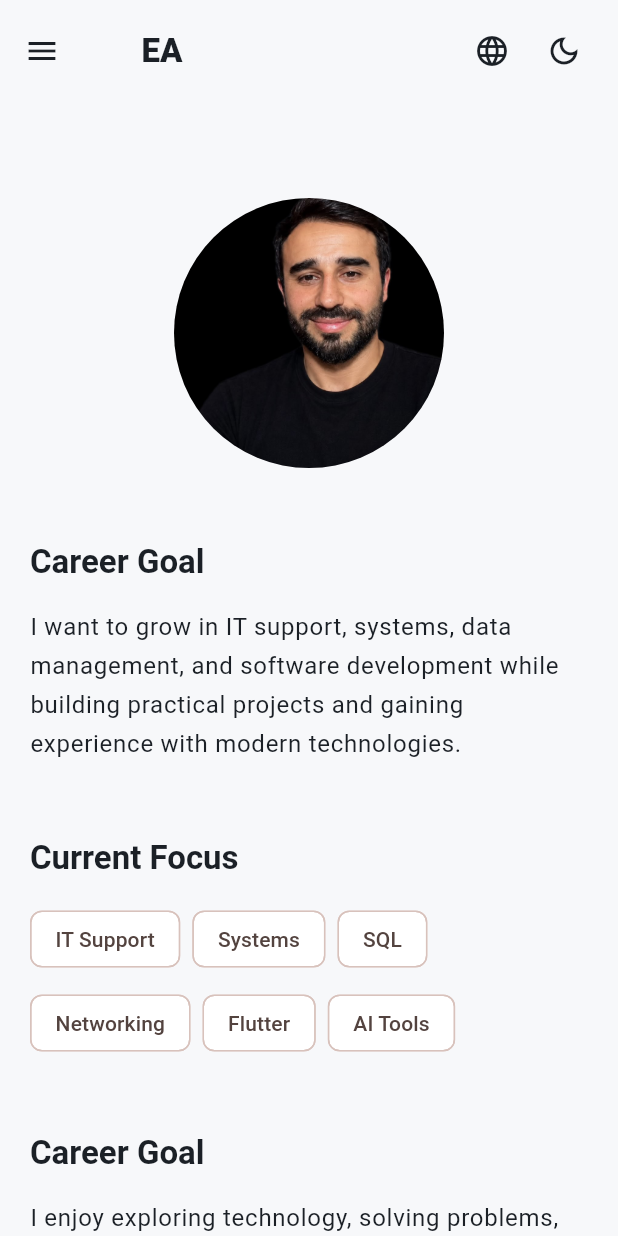
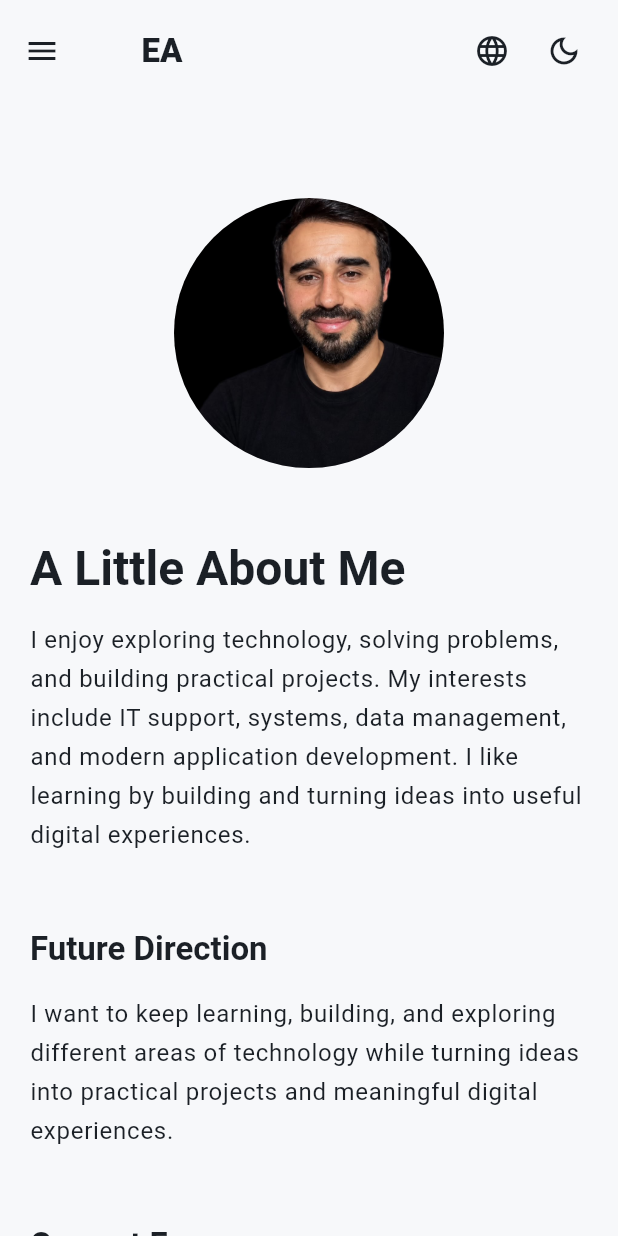
Before and after one commit to Erhant-ant/erhan_ant_portfolio, a Flutter app: the AboutScreen screen opened by its route, on a phone screen of 412 x 824 dp. Run offline on Flutter 3.47's test engine with Material 3 defaults, Android fonts, the phone set to English and light mode, and no system bars; our stand-ins replace shared_preferences; missing offline and left inert: dart:js_interop; accounts and stored records are empty.

Commit message:
Refine about page content

```diff
--- a/lib/presentation/screens/about/about_screen.dart
+++ b/lib/presentation/screens/about/about_screen.dart
@@ -34,25 +34,50 @@ class AboutScreen extends StatelessWidget {
                       backgroundColor: Colors.grey.shade200,
                     ),
                   ),
+
                   const SizedBox(height: AppConstants.space2Xl),
+
                   Text(
-                    localized('Career Goal', 'Kariyer Hedefi'),
-                    style: theme.textTheme.displaySmall,
+                    localized('A Little About Me', 'Hakkımda'),
+                    style: theme.textTheme.displayMedium,
                   ),
+
                   const SizedBox(height: AppConstants.spaceMd),
+
                   Text(
                     localized(
-                      'I want to grow in IT support, systems, data management, and software development while building practical projects and gaining experience with modern technologies.',
-                      'IT destek, sistemler, veri yönetimi ve yazılım geliştirme alanlarında kendimi geliştirirken pratik projeler üretmek ve modern teknolojilerle deneyim kazanmak istiyorum.',
+                      'I enjoy exploring technology, solving problems, and building practical projects. My interests include IT support, systems, data management, and modern application development. I like learning by building and turning ideas into useful digital experiences.',
+                      'Teknolojiyi keşfetmeyi, problemleri çözmeyi ve pratik projeler geliştirmeyi seviyorum. İlgi alanlarım arasında IT destek, sistemler, veri yönetimi ve modern uygulama geliştirme bulunuyor. Üreterek öğrenmeyi ve fikirleri kullanışlı dijital deneyimlere dönüştürmeyi seviyorum.',
                     ),
                     style: theme.textTheme.bodyLarge,
                   ),
+
                   const SizedBox(height: AppConstants.space2Xl),
+
                   Text(
-                    localized('Current Focus', 'Su An Odaklandigim Alanlar'),
+                    localized('Future Direction', 'Gelecekteki Yönüm'),
                     style: theme.textTheme.displaySmall,
                   ),
+
                   const SizedBox(height: AppConstants.spaceMd),
+
+                  Text(
+                    localized(
+                      'I want to keep learning, building, and exploring different areas of technology while turning ideas into practical projects and meaningful digital experiences.',
+                      'Öğrenmeye, üretmeye ve teknolojinin farklı alanlarını keşfetmeye devam ederken fikirleri pratik projelere ve anlamlı dijital deneyimlere dönüştürmek istiyorum.',
+                    ),
+                    style: theme.textTheme.bodyLarge,
+                  ),
+
+                  const SizedBox(height: AppConstants.space2Xl),
+
+                  Text(
+                    localized('Current Focus', 'Şu An Odaklandığım Alanlar'),
+                    style: theme.textTheme.displaySmall,
+                  ),
+
+                  const SizedBox(height: AppConstants.spaceMd),
+
                   Wrap(
                     spacing: AppConstants.spaceSm,
                     runSpacing: AppConstants.spaceSm,
@@ -64,23 +89,10 @@ class AboutScreen extends StatelessWidget {
                       const Chip(label: Text('Flutter')),
                       Chip(
                         label: Text(
-                          localized('AI Tools', 'Yapay Zeka Araclari'),
+                          localized('AI Tools', 'Yapay Zeka Araçları'),
                         ),
                       ),
                     ],
-                  ),
-                  const SizedBox(height: AppConstants.space2Xl),
-                  Text(
-                    localized('Career Goal', 'Kariyer Hedefi'),
-                    style: theme.textTheme.displaySmall,
-                  ),
-                  const SizedBox(height: AppConstants.spaceMd),
-                  Text(
-                    localized(
-                      'I enjoy exploring technology, solving problems, and building practical projects. My interests include IT support, systems, data management, and modern application development, with a focus on learning, creating, and exploring new technologies.',
-                      'Teknolojiyi keşfetmeyi, problemleri çözmeyi ve pratik projeler geliştirmeyi seviyorum. İlgi alanlarım arasında IT destek, sistemler, veri yönetimi ve modern uygulama geliştirme bulunuyor. Öğrenmeye, üretmeye ve yeni teknolojileri keşfetmeye odaklanıyorum.',
-                    ),
-                    style: theme.textTheme.bodyLarge,
                   ),
                 ],
               ),
```
